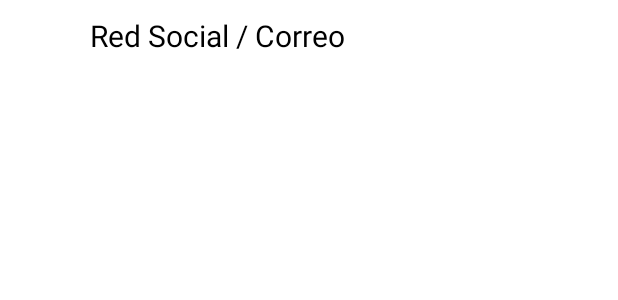
After one commit to fernandoJoseC/loggin, an Android app: the layout fragment_sigin_options.xml on its own in the app's theme, with its tools: preview values and no code run, on a phone screen of 412 x 824 dp. The commit adds this screen. Shown: the top 300 px of the screen. Run offline under Robolectric (Android 15) with nearby library versions, the phone set to English and light mode, and no system bars.

Commit message:
Se crea fragmento principal

```diff
--- a/app/src/main/java/com/example/login_firebase/Options.kt
+++ b/app/src/main/java/com/example/login_firebase/Options.kt
@@ -31,7 +31,7 @@ class Options : AppCompatActivity() {
         super.onCreate(savedInstanceState)
         setContentView(views.root)
         val gso = GoogleSignInOptions.Builder(GoogleSignInOptions.DEFAULT_SIGN_IN)
-            .requestIdToken(getString(R.string.default_web_client_id))
+            .requestIdToken(getString(R.string.default_web_id_token))
             .requestEmail()
             .build()
 
--- /dev/null
+++ b/app/src/main/res/layout/fragment_sigin_options.xml
@@ -0,0 +1,43 @@
+<?xml version="1.0" encoding="utf-8"?>
+<FrameLayout xmlns:android="http://schemas.android.com/apk/res/android"
+    xmlns:app="http://schemas.android.com/apk/res-auto"
+    xmlns:tools="http://schemas.android.com/tools"
+    android:layout_width="match_parent"
+    android:layout_height="@dimen/farment_height"
+    android:background="@color/white"
+    tools:context=".SiginOptions">
+
+    <androidx.constraintlayout.widget.ConstraintLayout
+        android:layout_width="match_parent"
+        android:layout_height="match_parent">
+
+        <ImageView
+            android:id="@+id/image_social"
+            android:layout_width="50dp"
+            android:layout_height="match_parent"
+            app:layout_constraintLeft_toLeftOf="parent"
+            app:layout_constraintTop_toTopOf="parent"
+            tools:ignore="MissingConstraints" />
+
+        <androidx.constraintlayout.widget.ConstraintLayout
+            android:layout_width="0dp"
+            android:layout_height="match_parent"
+            app:layout_constraintLeft_toRightOf="@id/image_social"
+            app:layout_constraintRight_toRightOf="parent">
+
+            <TextView
+                android:id="@+id/social_text"
+                android:textSize="@dimen/text_size_show"
+                style="@style/fragments"
+                android:layout_width="match_parent"
+                android:layout_height="wrap_content"
+                android:text="@string/text_options"
+                app:layout_constraintTop_toTopOf="parent" />
+
+        </androidx.constraintlayout.widget.ConstraintLayout>
+
+    </androidx.constraintlayout.widget.ConstraintLayout>
+
+
+
+</FrameLayout>
--- a/app/src/main/res/values/dimens.xml
+++ b/app/src/main/res/values/dimens.xml
@@ -43,6 +43,7 @@
 
     <!-- FRAGMENT -->
     <dimen name="margin_frag">10dp</dimen>
+    <dimen name="farment_height">50dp</dimen>
 
 
 </resources>
--- a/app/src/main/res/values/strings.xml
+++ b/app/src/main/res/values/strings.xml
@@ -18,6 +18,7 @@
     <string name="email">E-mail</string>
     <string name="password">Password</string>
     <string name="confirm_password">Confirm Password</string>
+    <string name="text_options">Red Social / Correo</string>
 
 
     <!-- BTNS -->
@@ -29,7 +30,8 @@
 
     <string name="prefs_file">preferencias</string>
     <string name="default_web_id_token">165602814967-smk14bfoodpjt9ifo94kie1lgupd0qcm.apps.googleusercontent.com</string>
-
+    <!-- TODO: Remove or change this placeholder text -->
+    <string name="hello_blank_fragment">Hello blank fragment</string>
 
 
 </resources>
--- a/app/src/main/res/values/style.xml
+++ b/app/src/main/res/values/style.xml
@@ -30,6 +30,7 @@
         <item name="android:layout_marginLeft">@dimen/margin_frag</item>
         <item name="android:layout_marginTop">@dimen/margin_frag</item>
         <item name="android:layout_marginRight">@dimen/margin_frag</item>
+        <item name="android:layout_marginBottom">@dimen/margin_frag</item>
         <item name="android:textColor">@color/black</item>
     </style>
 
--- a/build.gradle
+++ b/build.gradle
@@ -12,5 +12,5 @@ buildscript {
 plugins {
     id 'com.android.application' version '7.2.1' apply false
     id 'com.android.library' version '7.2.1' apply false
-    id 'org.jetbrains.kotlin.android' version '1.7.0' apply false
+    id 'org.jetbrains.kotlin.android' version '1.7.10' apply false
 }
```
Also changed, not shown: app/src/main/java/com/example/login_firebase/SiginOptions.kt (added, +59 -0 lines).
